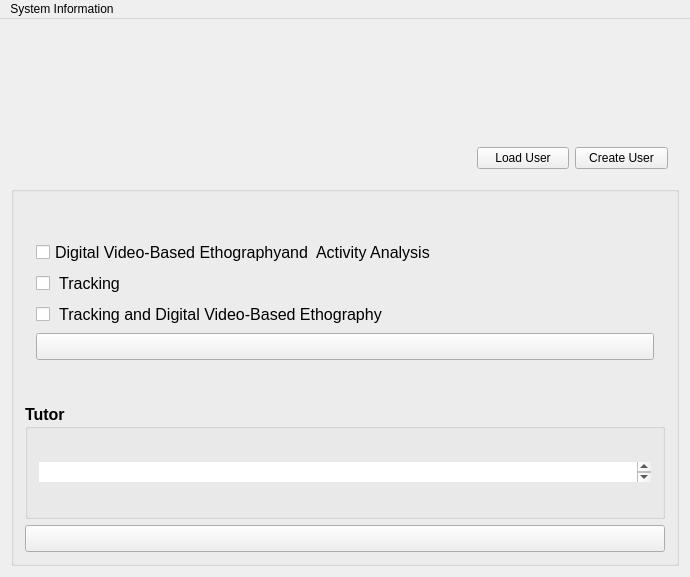
Qt form src/ethowatcherinpi.ui (EthoWatcher/ethowatcher) before a commit.
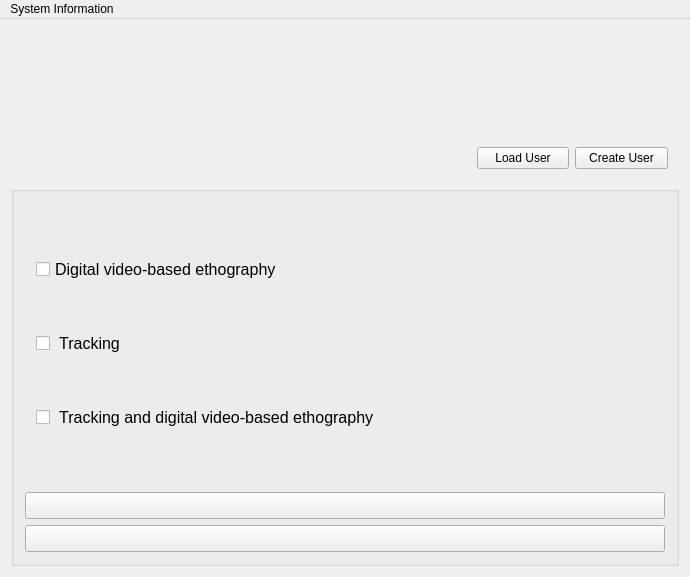
The same form after that commit. The open tabs and pages were chosen to show the change. Icons and pictures are not drawn.

The edit to the form file:
```diff
--- a/src/ethowatcherinpi.ui
+++ b/src/ethowatcherinpi.ui
@@ -129,8 +129,6 @@
          <widget class="QWidget" name="pageIdentificacao">
           <layout class="QVBoxLayout" name="verticalLayout_8">
            <item>
-            <layout class="QVBoxLayout" name="verticalLayout_4">
-             <item>
               <widget class="QCheckBox" name="cbEthoDigi">
                <property name="font">
                 <font>
@@ -139,7 +137,7 @@
                 </font>
                </property>
                <property name="text">
-                <string>Digital Video-Based Ethographyand  Activity Analysis</string>
+              <string>Digital video-based ethography</string>
                </property>
                <property name="checked">
                 <bool>false</bool>
@@ -186,25 +184,12 @@
                 </font>
                </property>
                <property name="text">
-                <string> Tracking and Digital Video-Based Ethography</string>
+              <string> Tracking and digital video-based ethography</string>
                </property>
                <property name="autoExclusive">
                 <bool>true</bool>
                </property>
               </widget>
-             </item>
-             <item>
-              <widget class="QPushButton" name="pushButtonAvancar">
-               <property name="text">
-                <string/>
-               </property>
-               <property name="icon">
-                <iconset resource="resourcefile.qrc">
-                 <normaloff>:/icons/old_go_next.ico</normaloff>:/icons/old_go_next.ico</iconset>
-               </property>
-              </widget>
-             </item>
-            </layout>
            </item>
           </layout>
          </widget>
@@ -328,50 +313,14 @@
         </widget>
        </item>
        <item>
-        <widget class="QGroupBox" name="grpTutor">
-         <property name="font">
-          <font>
-           <weight>75</weight>
-           <bold>true</bold>
-          </font>
-         </property>
-         <property name="title">
-          <string>Tutor</string>
-         </property>
-         <layout class="QHBoxLayout" name="horizontalLayout_2">
-          <item>
-           <widget class="QTextEdit" name="textoTutor">
-            <property name="maximumSize">
-             <size>
-              <width>16777215</width>
-              <height>20</height>
-             </size>
-            </property>
-            <property name="font">
-             <font>
-              <weight>50</weight>
-              <bold>false</bold>
-             </font>
-            </property>
-            <property name="frameShape">
-             <enum>QFrame::NoFrame</enum>
-            </property>
-            <property name="readOnly">
-             <bool>true</bool>
-            </property>
-            <property name="html">
-             <string>&lt;!DOCTYPE HTML PUBLIC &quot;-//W3C//DTD HTML 4.0//EN&quot; &quot;http://www.w3.org/TR/REC-html40/strict.dtd&quot;&gt;
-&lt;html&gt;&lt;head&gt;&lt;meta name=&quot;qrichtext&quot; content=&quot;1&quot; /&gt;&lt;style type=&quot;text/css&quot;&gt;
-p, li { white-space: pre-wrap; }
-&lt;/style&gt;&lt;/head&gt;&lt;body style=&quot; font-family:'MS Shell Dlg 2'; font-size:12pt; font-weight:400; font-style:normal;&quot;&gt;
-&lt;p style=&quot;-qt-paragraph-type:empty; margin-top:0px; margin-bottom:0px; margin-left:0px; margin-right:0px; -qt-block-indent:0; text-indent:0px; font-size:8.25pt; font-weight:600;&quot;&gt;&lt;br /&gt;&lt;/p&gt;&lt;/body&gt;&lt;/html&gt;</string>
-            </property>
-            <property name="placeholderText">
+        <widget class="QPushButton" name="pushButtonAvancar">
+         <property name="text">
              <string/>
             </property>
-           </widget>
-          </item>
-         </layout>
+         <property name="icon">
+          <iconset resource="resourcefile.qrc">
+           <normaloff>:/icons/old_go_next.ico</normaloff>:/icons/old_go_next.ico</iconset>
+         </property>
         </widget>
        </item>
        <item>
```
Left out of the diff: 4 changed lines with no effect on the pictures. Lines whose indentation alone changed are shown as unchanged.
